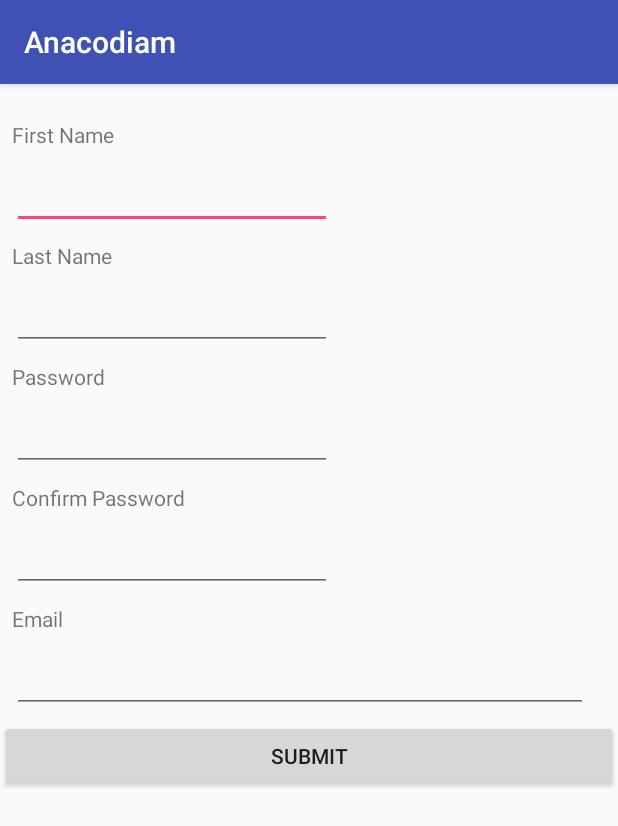
After one commit to awwsnappitsrob24/Anacodiam, an Android app: the UserRegistrationActivity screen opened directly, with no data from a screen before it, on a phone screen of 412 x 824 dp. The commit adds this screen. Shown: the top 826 px of the screen. Run offline under Robolectric (Android 15) with nearby library versions, the phone set to English and light mode, and no system bars.

Commit message:
New user registration and login finished

```diff
--- a/app/src/main/AndroidManifest.xml
+++ b/app/src/main/AndroidManifest.xml
@@ -6,8 +6,7 @@
     <uses-permission android:name="android.permission.GET_ACCOUNTS" />
     <uses-permission android:name="android.permission.READ_PROFILE" />
     <uses-permission android:name="android.permission.READ_CONTACTS" />
-
-    <uses-permission android:name="android.permission.INTERNET"/>
+    <uses-permission android:name="android.permission.INTERNET" />
 
     <application
         android:allowBackup="true"
@@ -44,7 +43,8 @@
         <activity
             android:name=".Activities.ReportActivity"
             android:label="@string/title_activity_report"
-            android:theme="@style/AppTheme.NoActionBar"></activity>
+            android:theme="@style/AppTheme.NoActionBar" />
+        <activity android:name=".Activities.UserRegistrationActivity"></activity>
     </application>
 
 </manifest>
--- a/app/src/main/java/edu/csulb/rob/anacodiam/Activities/API/APIClient.java
+++ b/app/src/main/java/edu/csulb/rob/anacodiam/Activities/API/APIClient.java
@@ -27,7 +27,8 @@ public class APIClient {
             Request original = chain.request();
 
             Request request = original.newBuilder()
-                    .header("Authorization", "JWT" + mToken)
+                    //.header("Authorization", "JWT" + mToken)
+                    .header("Authorization", mToken)
                     .method(original.method(), original.body())
                     .build();
 
@@ -37,8 +38,8 @@ public class APIClient {
         OkHttpClient client = builder.build();
 
         retrofit = new Retrofit.Builder()
-                .baseUrl("http://10.39.103.87:8000/api/")
-//                .baseUrl("http://192.168.99.100:8000/api/")
+//                .baseUrl("http://10.39.103.87:8000/api/")
+                .baseUrl("http://192.168.0.126:8000/api/")
 //                .baseUrl("http://10.0.2.2:8000/api/") // for emulator
                 .addConverterFactory(GsonConverterFactory.create())
                 .client(client)
--- a/app/src/main/java/edu/csulb/rob/anacodiam/Activities/API/AuthenticationService.java
+++ b/app/src/main/java/edu/csulb/rob/anacodiam/Activities/API/AuthenticationService.java
@@ -15,4 +15,5 @@ public interface AuthenticationService {
     @POST("rest-auth/registration/")
     Call<JsonElement> signup(@Body RequestBody body);
 
+
 }
--- /dev/null
+++ b/app/src/main/java/edu/csulb/rob/anacodiam/Activities/UserRegistrationActivity.java
@@ -0,0 +1,163 @@
+package edu.csulb.rob.anacodiam.Activities;
+
+import android.content.Intent;
+import android.support.v7.app.AppCompatActivity;
+import android.os.Bundle;
+import android.text.TextUtils;
+import android.util.Log;
+import android.view.View;
+import android.widget.Button;
+import android.widget.EditText;
+import android.widget.TextView;
+
+import com.google.gson.JsonElement;
+import com.google.gson.JsonObject;
+
+import edu.csulb.rob.anacodiam.Activities.API.APIClient;
+import edu.csulb.rob.anacodiam.Activities.API.AuthenticationService;
+import edu.csulb.rob.anacodiam.R;
+import okhttp3.MediaType;
+import okhttp3.RequestBody;
+import retrofit2.Call;
+import retrofit2.Callback;
+import retrofit2.Response;
+
+public class UserRegistrationActivity extends AppCompatActivity {
+
+    private TextView firstNameView, lastNameView, passwordView, confirmPasswordView, emailView;
+    private EditText firstNameText, lastNameText, passwordText, confirmPasswordText, emailText;
+    private Button submitButton;
+
+    private AuthenticationService authenticationService;
+
+    private UserRegistrationActivity mSelf;
+
+    @Override
+    protected void onCreate(Bundle savedInstanceState) {
+        super.onCreate(savedInstanceState);
+        setContentView(R.layout.activity_user_registration);
+
+        authenticationService = APIClient.getClient().create(AuthenticationService.class);
+
+        firstNameView = (TextView) findViewById(R.id.txtViewFirstName);
+        lastNameView = (TextView) findViewById(R.id.txtViewLastName);
+        passwordView = (TextView) findViewById(R.id.txtViewPassword);
+        confirmPasswordView = (TextView) findViewById(R.id.txtViewConfirmPassword);
+        emailView = (TextView) findViewById(R.id.txtViewEmail);
+
+        firstNameText = (EditText) findViewById(R.id.txtFirstName);
+        lastNameText = (EditText) findViewById(R.id.txtLastName);
+        passwordText = (EditText) findViewById(R.id.txtPassword);
+        confirmPasswordText = (EditText) findViewById(R.id.txtConfirmPassword);
+        emailText = (EditText) findViewById(R.id.txtEmail);
+
+        submitButton = (Button) findViewById(R.id.submitButton);
+        submitButton.setOnClickListener(new View.OnClickListener() {
+            @Override
+            public void onClick(View view) {
+                attemptRegistration();
+            }
+        });
+    }
+
+    /**
+     * Attempts to register the account specified by the login form.
+     * If there are form errors (invalid email, missing fields, etc.), the
+     * errors are presented and no actual registration attempt is made.
+     */
+    private void attemptRegistration() {
+        // Reset errors.
+        firstNameView.setError(null);
+        lastNameView.setError(null);
+        passwordView.setError(null);
+        confirmPasswordView.setError(null);
+        emailView.setError(null);
+
+        // Store values at the time of the registration attempt.
+        String fName = firstNameText.getText().toString();
+        String lName = lastNameText.getText().toString();
+        String password = passwordText.getText().toString();
+        String confirmPassword = confirmPasswordText.getText().toString();
+        String email = emailText.getText().toString();
+
+        boolean cancel = false;
+        View focusView = null;
+
+        // Check for a valid password, if the user entered one.
+        if (!TextUtils.isEmpty(password) && (!isPasswordValid(password))) {
+            passwordView.setError(getString(R.string.error_invalid_password));
+            focusView = passwordView;
+            cancel = true;
+        }
+
+        // Check for a valid email address.
+        if (TextUtils.isEmpty(email)) {
+            emailView.setError(getString(R.string.error_field_required));
+            focusView = emailView;
+            cancel = true;
+        } else if (!isEmailValid(email)) {
+            emailView.setError(getString(R.string.error_invalid_email));
+            focusView = emailView;
+            cancel = true;
+        }
+
+        if (cancel) {
+            // There was an error; don't attempt registration and focus the first
+            // form field with an error.
+            focusView.requestFocus();
+        } else {
+            // Add user's info as properties of the JsonObject
+            JsonObject jObj = new JsonObject();
+            jObj.addProperty("first_name", fName);
+            jObj.addProperty("last_name", lName);
+            jObj.addProperty("password1", password);
+            jObj.addProperty("password2", confirmPassword);
+            jObj.addProperty("email", email);
+
+            // Call API and try to authenticate
+            // USE SIGNUP API!!!!
+            mSelf = this;
+            Call<JsonElement> call = authenticationService.signup(RequestBody.create
+                    (MediaType.parse("application/json"), jObj.toString()));
+            call.enqueue(new Callback<JsonElement>() {
+                @Override
+                public void onResponse(Call<JsonElement> call, Response<JsonElement> response) {
+                    if(response.isSuccessful()) {
+                        Log.d("Response", "SIGNUP SUCCESSFUL!!");
+
+                        JsonObject jObj = response.body().getAsJsonObject();
+                        APIClient.setToken(jObj.get("token").getAsString());
+
+                        Log.d("tokenstring", jObj.get("token").getAsString());
+
+                        // start new intent here
+                        Intent homepageIntent = new Intent(mSelf.getApplicationContext(), HomepageActivity.class);
+                        startActivity(homepageIntent);
+                    } else {
+                        // Bad credentials
+                        Log.d("Response", "NAH");
+                        //emailView.setError("Bad credentials!");
+                        //passwordView.setError("Bad credentials!");
+                    }
+                }
+
+                @Override
+                public void onFailure(Call<JsonElement> call, Throwable t) {
+                    Log.d("Response", "............");
+                    call.cancel();
+
+                }
+            });
+        }
+    }
+
+    private boolean isEmailValid(String email) {
+        //TODO: Replace this with your own logic
+        return email.contains("@");
+    }
+
+    private boolean isPasswordValid(String password) {
+        //TODO: Replace this with your own logic
+        return password.length() > 4;
+    }
+}
--- /dev/null
+++ b/app/src/main/res/layout/activity_user_registration.xml
@@ -0,0 +1,147 @@
+<?xml version="1.0" encoding="utf-8"?>
+<android.support.constraint.ConstraintLayout xmlns:android="http://schemas.android.com/apk/res/android"
+    xmlns:app="http://schemas.android.com/apk/res-auto"
+    xmlns:tools="http://schemas.android.com/tools"
+    android:layout_width="match_parent"
+    android:layout_height="match_parent"
+    tools:context=".Activities.UserRegistrationActivity">
+
+    <LinearLayout
+        android:layout_width="match_parent"
+        android:layout_height="wrap_content"
+        android:orientation="vertical"
+        app:layout_constraintTop_toTopOf="parent"
+        tools:layout_editor_absoluteX="127dp">
+
+        <TextView
+            android:id="@+id/txtViewFirstName"
+            android:layout_width="wrap_content"
+            android:layout_height="wrap_content"
+            android:layout_marginLeft="8dp"
+            android:layout_marginTop="24dp"
+            android:text="First Name"
+            app:layout_constraintLeft_toLeftOf="parent"
+            app:layout_constraintTop_toTopOf="parent" />
+
+        <EditText
+            android:id="@+id/txtFirstName"
+            android:layout_width="wrap_content"
+            android:layout_height="wrap_content"
+            android:layout_marginLeft="8dp"
+            android:layout_marginTop="8dp"
+            android:ems="10"
+            android:inputType="textPersonName"
+            app:layout_constraintLeft_toLeftOf="@+id/txtViewPassword"
+            app:layout_constraintTop_toBottomOf="@+id/txtViewPassword" />
+
+        <TextView
+            android:id="@+id/txtViewLastName"
+            android:layout_width="wrap_content"
+            android:layout_height="wrap_content"
+            android:layout_marginLeft="8dp"
+            android:layout_marginTop="8dp"
+            android:text="Last Name"
+            app:layout_constraintLeft_toLeftOf="@+id/txtFirstName"
+            app:layout_constraintTop_toBottomOf="@+id/txtFirstName" />
+
+        <EditText
+            android:id="@+id/txtLastName"
+            android:layout_width="wrap_content"
+            android:layout_height="wrap_content"
+            android:layout_marginLeft="8dp"
+            android:layout_marginTop="8dp"
+            android:ems="10"
+            app:layout_constraintLeft_toLeftOf="@+id/txtViewConfirmPassword"
+            app:layout_constraintTop_toBottomOf="@+id/txtViewConfirmPassword" />
+
+        <TextView
+            android:id="@+id/txtViewPassword"
+            android:layout_width="wrap_content"
+            android:layout_height="wrap_content"
+            android:layout_marginLeft="8dp"
+            android:layout_marginTop="8dp"
+            android:text="Password"
+            app:layout_constraintLeft_toLeftOf="parent"
+            app:layout_constraintTop_toBottomOf="@+id/txtLastName" />
+
+        <EditText
+            android:id="@+id/txtPassword"
+            android:layout_width="wrap_content"
+            android:layout_height="wrap_content"
+            android:layout_marginLeft="8dp"
+            android:layout_marginTop="8dp"
+            android:ems="10"
+            android:inputType="textPassword"
+            app:layout_constraintLeft_toLeftOf="@+id/txtViewPassword"
+            app:layout_constraintRight_toRightOf="parent"
+            app:layout_constraintTop_toBottomOf="@+id/txtViewPassword"
+            tools:ignore="MissingConstraints" />
+
+        <TextView
+            android:id="@+id/txtViewConfirmPassword"
+            android:layout_width="wrap_content"
+            android:layout_height="wrap_content"
+            android:layout_marginLeft="8dp"
+            android:layout_marginTop="8dp"
+            android:text="Confirm Password"
+            app:layout_constraintLeft_toLeftOf="@+id/txtViewPassword"
+            app:layout_constraintTop_toBottomOf="@+id/txtPassword" />
+
+        <EditText
+            android:id="@+id/txtConfirmPassword"
+            android:layout_width="wrap_content"
+            android:layout_height="wrap_content"
+            android:layout_marginLeft="8dp"
+            android:layout_marginTop="8dp"
+            android:ems="10"
+            android:inputType="textPassword"
+            app:layout_constraintHorizontal_bias="1.0"
+            app:layout_constraintLeft_toLeftOf="@+id/txtViewPassword"
+            app:layout_constraintRight_toRightOf="@+id/txtPassword"
+            app:layout_constraintTop_toBottomOf="@+id/txtViewConfirmPassword"
+            tools:ignore="MissingConstraints" />
+
+        <TextView
+            android:id="@+id/txtViewEmail"
+            android:layout_width="match_parent"
+            android:layout_height="wrap_content"
+            android:layout_marginLeft="8dp"
+            android:layout_marginTop="8dp"
+            android:text="Email"
+            app:layout_constraintLeft_toLeftOf="@+id/txtViewPassword"
+            app:layout_constraintTop_toBottomOf="@+id/txtConfirmPassword" />
+
+        <EditText
+            android:id="@+id/txtEmail"
+            android:layout_width="384dp"
+            android:layout_height="wrap_content"
+            android:layout_marginLeft="8dp"
+            android:layout_marginTop="8dp"
+            android:layout_weight="1"
+            android:ems="10"
+            app:layout_constraintLeft_toLeftOf="@+id/txtConfirmPassword"
+            app:layout_constraintTop_toBottomOf="@+id/txtViewEmail"
+            tools:layout_weight="2" />
+    </LinearLayout>
+
+    <LinearLayout
+        android:layout_width="match_parent"
+        android:layout_height="wrap_content"
+        android:layout_marginTop="424dp"
+        android:orientation="vertical"
+        app:layout_constraintTop_toTopOf="parent"
+        tools:layout_editor_absoluteX="0dp">
+
+
+        <Button
+            android:id="@+id/submitButton"
+            android:layout_width="match_parent"
+            android:layout_height="wrap_content"
+            android:text="Submit"
+            tools:layout_editor_absoluteX="148dp"
+            tools:layout_editor_absoluteY="447dp" />
+
+    </LinearLayout>
+
+
+</android.support.constraint.ConstraintLayout>
```
Also changed, not shown: app/src/main/java/edu/csulb/rob/anacodiam/Activities/LoginActivity.java (+28 -18 lines), app/src/main/java/edu/csulb/rob/anacodiam/Activities/ProfileActivity.java (+1 -7 lines), app/src/main/res/layout/activity_login.xml (+10 -1 lines), app/src/main/res/layout/content_profile.xml (+48 -48 lines), app/src/main/res/values/strings.xml (+5 -5 lines).
